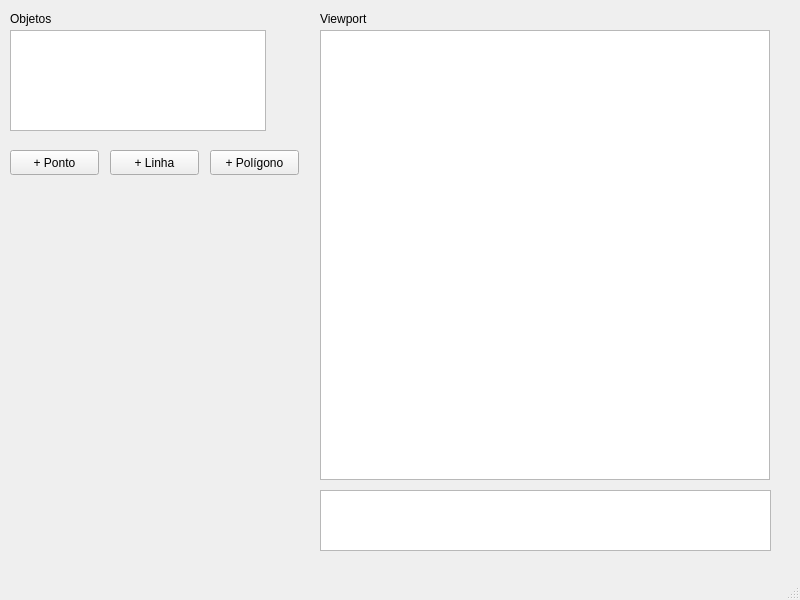
This is testeui.ui in juliogramos/INE5420 as Qt 5 draws it before an edit. The edited form follows.
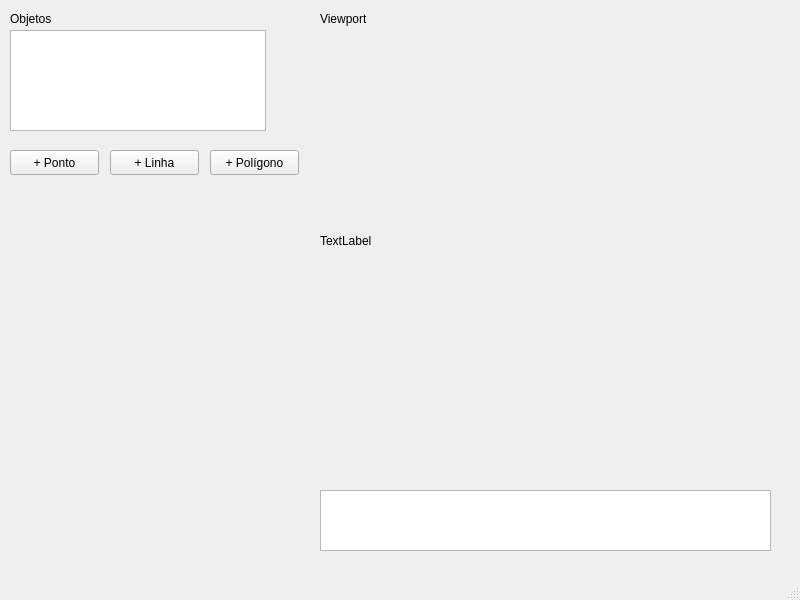
This is the edited form.

Diff of the .ui file:
```diff
--- a/testeui.ui
+++ b/testeui.ui
@@ -14,16 +14,6 @@
    <string>MainWindow</string>
   </property>
   <widget class="QWidget" name="centralwidget">
-   <widget class="QGraphicsView" name="graphicsView">
-    <property name="geometry">
-     <rect>
-      <x>320</x>
-      <y>30</y>
-      <width>450</width>
-      <height>450</height>
-     </rect>
-    </property>
-   </widget>
    <widget class="QLabel" name="label">
     <property name="geometry">
      <rect>
@@ -109,6 +99,22 @@
      <string>+ Polígono</string>
     </property>
    </widget>
+   <widget class="QLabel" name="mainLabel">
+    <property name="geometry">
+     <rect>
+      <x>320</x>
+      <y>30</y>
+      <width>441</width>
+      <height>421</height>
+     </rect>
+    </property>
+    <property name="autoFillBackground">
+     <bool>false</bool>
+    </property>
+    <property name="text">
+     <string>TextLabel</string>
+    </property>
+   </widget>
   </widget>
   <widget class="QMenuBar" name="menubar">
    <property name="geometry">
```
